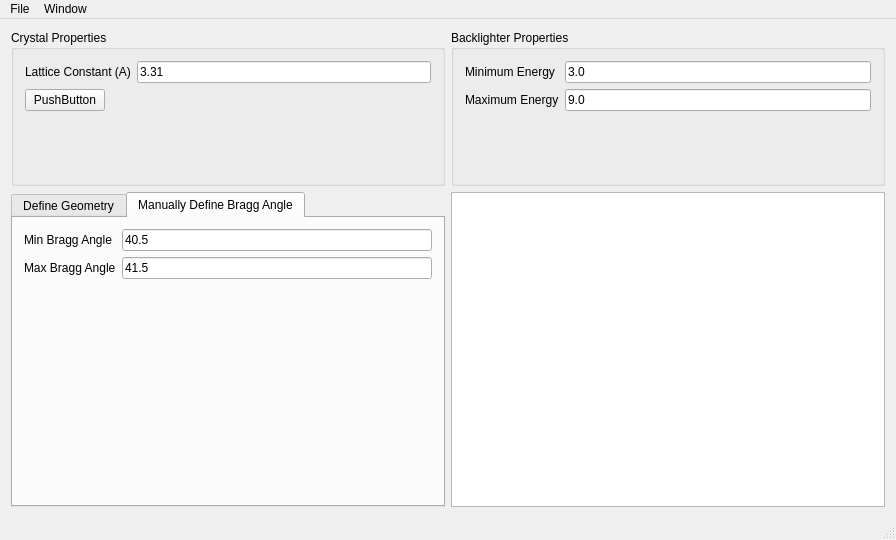
shamimpatel/SPEDXPlanner, file mainwindow.ui: the form before one commit.
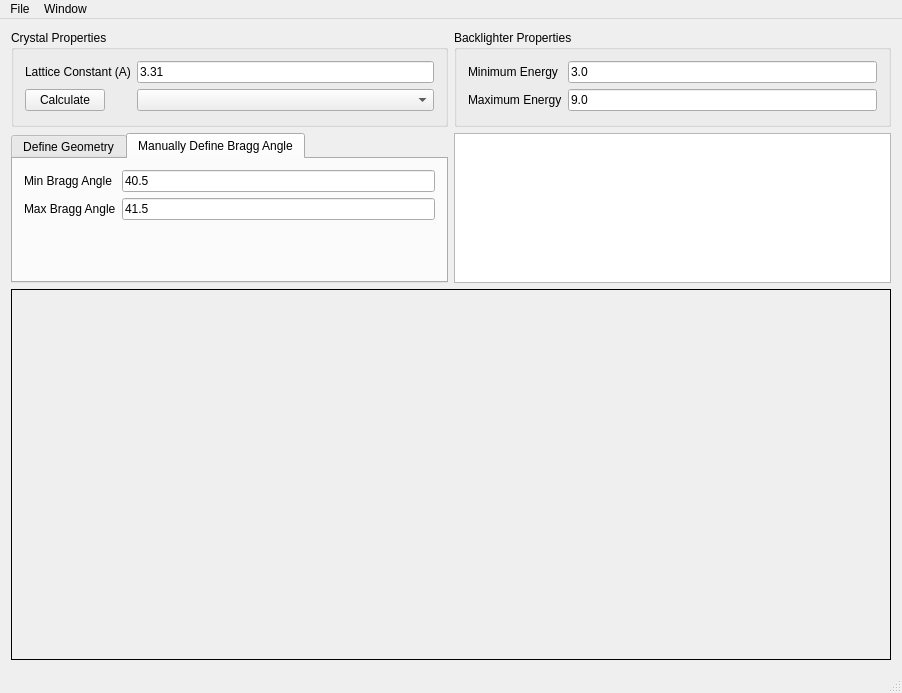
The form after the commit. The open tabs and pages were chosen to show the change. Custom widgets are drawn as their Qt base class.

The edit to the form file:
```diff
--- a/mainwindow.ui
+++ b/mainwindow.ui
@@ -6,8 +6,8 @@
    <rect>
     <x>0</x>
     <y>0</y>
-    <width>896</width>
-    <height>540</height>
+    <width>902</width>
+    <height>693</height>
    </rect>
   </property>
   <property name="windowTitle">
@@ -21,24 +21,81 @@
   </property>
   <widget class="QWidget" name="centralWidget">
    <layout class="QGridLayout" name="gridLayout">
-    <item row="1" column="2">
-     <widget class="QTextEdit" name="TempOutput">
-      <property name="readOnly">
-       <bool>true</bool>
+    <item row="0" column="2">
+     <widget class="QGroupBox" name="groupBox_4">
+      <property name="sizePolicy">
+       <sizepolicy hsizetype="Preferred" vsizetype="Fixed">
+        <horstretch>0</horstretch>
+        <verstretch>0</verstretch>
+       </sizepolicy>
       </property>
-      <property name="textInteractionFlags">
-       <set>Qt::TextSelectableByKeyboard|Qt::TextSelectableByMouse</set>
+      <property name="minimumSize">
+       <size>
+        <width>0</width>
+        <height>97</height>
+       </size>
       </property>
+      <property name="maximumSize">
+       <size>
+        <width>16777215</width>
+        <height>16777215</height>
+       </size>
+      </property>
+      <property name="title">
+       <string>Backlighter Properties</string>
+      </property>
+      <layout class="QFormLayout" name="formLayout_2">
+       <item row="0" column="0">
+        <widget class="QLabel" name="label_2">
+         <property name="text">
+          <string>Minimum Energy</string>
+         </property>
+        </widget>
+       </item>
+       <item row="0" column="1">
+        <widget class="QLineEdit" name="MinEnergyInput">
+         <property name="text">
+          <string>3.0</string>
+         </property>
+        </widget>
+       </item>
+       <item row="1" column="0">
+        <widget class="QLabel" name="label_3">
+         <property name="text">
+          <string>Maximum Energy</string>
+         </property>
+        </widget>
+       </item>
+       <item row="1" column="1">
+        <widget class="QLineEdit" name="MaxEnergyInput">
+         <property name="text">
+          <string>9.0</string>
+         </property>
+        </widget>
+       </item>
+      </layout>
      </widget>
     </item>
     <item row="0" column="1">
      <widget class="QGroupBox" name="groupBox">
       <property name="sizePolicy">
-       <sizepolicy hsizetype="Expanding" vsizetype="MinimumExpanding">
+       <sizepolicy hsizetype="Expanding" vsizetype="Fixed">
         <horstretch>0</horstretch>
         <verstretch>0</verstretch>
        </sizepolicy>
       </property>
+      <property name="minimumSize">
+       <size>
+        <width>0</width>
+        <height>97</height>
+       </size>
+      </property>
+      <property name="maximumSize">
+       <size>
+        <width>16777215</width>
+        <height>16777215</height>
+       </size>
+      </property>
       <property name="title">
        <string>Crystal Properties</string>
       </property>
@@ -72,64 +129,56 @@
        <item row="1" column="0">
         <widget class="QPushButton" name="pushButton">
          <property name="text">
-          <string>PushButton</string>
+          <string>Calculate</string>
+         </property>
+        </widget>
+       </item>
+       <item row="1" column="1">
+        <widget class="QComboBox" name="SymmetrySelector">
+         <property name="sizeAdjustPolicy">
+          <enum>QComboBox::AdjustToContentsOnFirstShow</enum>
          </property>
         </widget>
        </item>
       </layout>
      </widget>
     </item>
-    <item row="0" column="2">
-     <widget class="QGroupBox" name="groupBox_4">
+    <item row="2" column="2">
+     <widget class="QTextEdit" name="TempOutput">
       <property name="sizePolicy">
-       <sizepolicy hsizetype="Preferred" vsizetype="MinimumExpanding">
+       <sizepolicy hsizetype="Preferred" vsizetype="Maximum">
         <horstretch>0</horstretch>
         <verstretch>0</verstretch>
        </sizepolicy>
       </property>
-      <property name="title">
-       <string>Backlighter Properties</string>
+      <property name="maximumSize">
+       <size>
+        <width>16777215</width>
+        <height>150</height>
+       </size>
       </property>
-      <layout class="QFormLayout" name="formLayout_2">
-       <item row="0" column="0">
-        <widget class="QLabel" name="label_2">
-         <property name="text">
-          <string>Minimum Energy</string>
-         </property>
-        </widget>
-       </item>
-       <item row="0" column="1">
-        <widget class="QLineEdit" name="MinEnergyInput">
-         <property name="text">
-          <string>3.0</string>
-         </property>
-        </widget>
-       </item>
-       <item row="1" column="0">
-        <widget class="QLabel" name="label_3">
-         <property name="text">
-          <string>Maximum Energy</string>
-         </property>
-        </widget>
-       </item>
-       <item row="1" column="1">
-        <widget class="QLineEdit" name="MaxEnergyInput">
-         <property name="text">
-          <string>9.0</string>
-         </property>
-        </widget>
-       </item>
-      </layout>
+      <property name="readOnly">
+       <bool>true</bool>
+      </property>
+      <property name="textInteractionFlags">
+       <set>Qt::TextSelectableByKeyboard|Qt::TextSelectableByMouse</set>
+      </property>
      </widget>
     </item>
-    <item row="1" column="1">
+    <item row="2" column="1">
      <widget class="QTabWidget" name="tabWidget">
       <property name="sizePolicy">
-       <sizepolicy hsizetype="Expanding" vsizetype="MinimumExpanding">
+       <sizepolicy hsizetype="Preferred" vsizetype="Maximum">
         <horstretch>0</horstretch>
         <verstretch>0</verstretch>
        </sizepolicy>
       </property>
+      <property name="maximumSize">
+       <size>
+        <width>16777215</width>
+        <height>150</height>
+       </size>
+      </property>
       <property name="tabPosition">
        <enum>QTabWidget::North</enum>
       </property>
@@ -282,6 +331,9 @@
         <string>Manually Define Bragg Angle</string>
        </attribute>
        <layout class="QFormLayout" name="formLayout_4">
+        <property name="fieldGrowthPolicy">
+         <enum>QFormLayout::AllNonFixedFieldsGrow</enum>
+        </property>
         <item row="0" column="0">
          <widget class="QLabel" name="label_5">
           <property name="text">
@@ -314,6 +366,19 @@
       </widget>
      </widget>
     </item>
+    <item row="5" column="1" colspan="2">
+     <widget class="ChartXY" name="chart" native="true">
+      <property name="sizePolicy">
+       <sizepolicy hsizetype="Preferred" vsizetype="Preferred">
+        <horstretch>0</horstretch>
+        <verstretch>0</verstretch>
+       </sizepolicy>
+      </property>
+      <property name="styleSheet">
+       <string notr="true">border: 1px solid black;</string>
+      </property>
+     </widget>
+    </item>
    </layout>
   </widget>
   <widget class="QMenuBar" name="menuBar">
@@ -321,7 +386,7 @@
     <rect>
      <x>0</x>
      <y>0</y>
-     <width>896</width>
+     <width>902</width>
      <height>26</height>
     </rect>
    </property>
@@ -356,6 +421,14 @@
   </action>
  </widget>
  <layoutdefault spacing="6" margin="11"/>
+ <customwidgets>
+  <customwidget>
+   <class>ChartXY</class>
+   <extends>QWidget</extends>
+   <header>chartxy/chartxy.h</header>
+   <container>1</container>
+  </customwidget>
+ </customwidgets>
  <resources/>
  <connections/>
 </ui>
```
Left out of the diff: 2 changed lines with no effect on the pictures.
